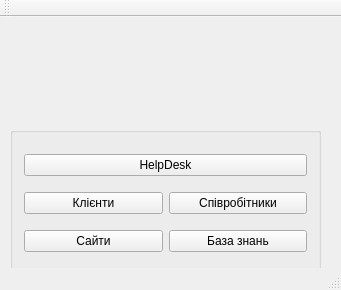
Above: mainwindow.ui from pkornya/SashaDiploma before the change. Below: the same form after it.
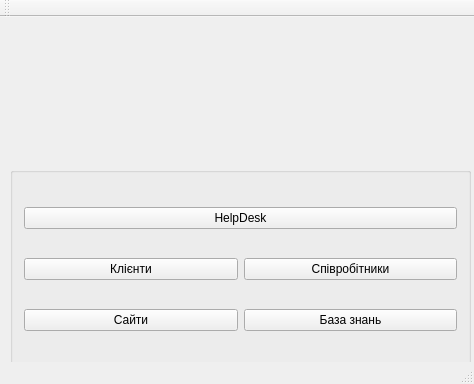
That is the form after the change. Icons and pictures are not drawn.

Commit message: - implemented help desk functionality  - implemented menu_back button

Diff of the .ui file:
```diff
--- a/mainwindow.ui
+++ b/mainwindow.ui
@@ -6,8 +6,8 @@
    <rect>
     <x>0</x>
     <y>0</y>
-    <width>341</width>
-    <height>290</height>
+    <width>474</width>
+    <height>384</height>
    </rect>
   </property>
   <property name="windowTitle">
@@ -23,8 +23,8 @@
      <rect>
       <x>10</x>
       <y>10</y>
-      <width>311</width>
-      <height>81</height>
+      <width>461</width>
+      <height>121</height>
      </rect>
     </property>
     <property name="text">
@@ -38,9 +38,9 @@
     <property name="geometry">
      <rect>
       <x>10</x>
-      <y>110</y>
-      <width>311</width>
-      <height>151</height>
+      <y>150</y>
+      <width>461</width>
+      <height>201</height>
      </rect>
     </property>
     <property name="title">
```
Left out of the diff: 12 changed lines with no effect on the pictures. The commit also changes 2 other files.
